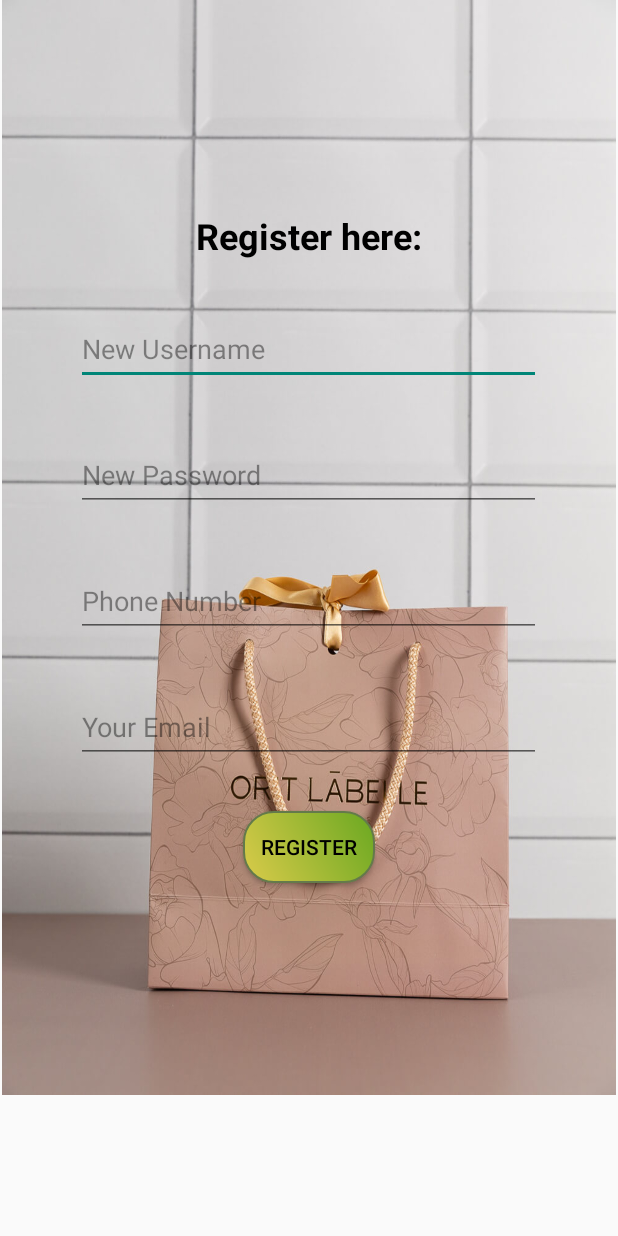
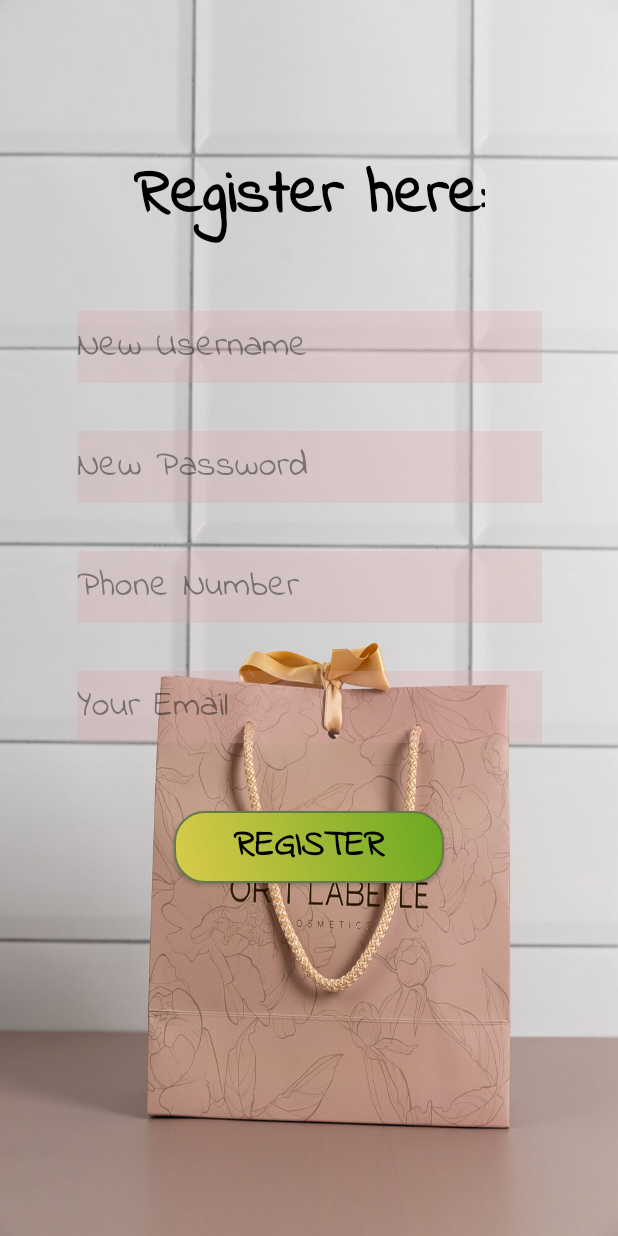
Before and after one commit to hadardallal/ShoppingManagementApp, an Android app: the RegisterActivity screen opened directly, with no data from a screen before it, on a phone screen of 412 x 824 dp. Run offline under Robolectric (Android 15) with nearby library versions, the light colour scheme and no system bars.

Commit message:
uploading files

```diff
--- a/app/src/main/java/com/example/shoppingmanagementapp/RegisterActivity.java
+++ b/app/src/main/java/com/example/shoppingmanagementapp/RegisterActivity.java
@@ -3,6 +3,8 @@ package com.example.shoppingmanagementapp;
 import android.annotation.SuppressLint;
 import android.content.SharedPreferences;
 import android.os.Bundle;
+import android.view.animation.Animation;
+import android.view.animation.AnimationUtils;
 import android.widget.Button;
 import android.widget.EditText;
 import android.widget.Toast;
@@ -27,7 +29,10 @@ public class RegisterActivity extends AppCompatActivity {
         passwordEditText = findViewById(R.id.password);
         phoneEditText = findViewById(R.id.phone);
         emailEditText = findViewById(R.id.email);
+
         registerButton = findViewById(R.id.registerButton);
+        Animation scaleAnimation = AnimationUtils.loadAnimation(this, R.anim.blink);
+        registerButton.startAnimation(scaleAnimation);
 
         sharedPreferencesUsername = getSharedPreferences("UserPrefs", MODE_PRIVATE);
 
--- a/app/src/main/java/com/example/shoppingmanagementapp/ShoppingActivity.java
+++ b/app/src/main/java/com/example/shoppingmanagementapp/ShoppingActivity.java
@@ -33,7 +33,7 @@ public class ShoppingActivity extends AppCompatActivity {
         productListView = findViewById(R.id.productListView);
 
         String username = getIntent().getStringExtra("username");
-        usernameTextView.setText("Welcome " + username);
+        usernameTextView.setText("Welcome " + username + ",");
 
         productList = new ArrayList<>();
         adapter = new ArrayAdapter<>(this, android.R.layout.simple_list_item_1, productList);
--- /dev/null
+++ b/app/src/main/res/anim/blink.xml
@@ -0,0 +1,11 @@
+<?xml version="1.0" encoding="utf-8"?>
+<scale xmlns:android="http://schemas.android.com/apk/res/android"
+    android:duration="600"
+    android:fromXScale="1.0"
+    android:fromYScale="1.0"
+    android:toXScale="1.2"
+    android:toYScale="1.2"
+    android:pivotX="50%"
+    android:pivotY="50%"
+    android:repeatMode="reverse"
+    android:repeatCount="infinite" />
--- a/app/src/main/res/layout/activity_register.xml
+++ b/app/src/main/res/layout/activity_register.xml
@@ -2,28 +2,20 @@
 <androidx.constraintlayout.widget.ConstraintLayout xmlns:android="http://schemas.android.com/apk/res/android"
     xmlns:app="http://schemas.android.com/apk/res-auto"
     android:layout_width="match_parent"
-    android:layout_height="match_parent">
-
-    <LinearLayout
-        android:layout_width="409dp"
-        android:layout_height="730dp"
-        android:background="@drawable/shop"
-        android:gravity="center"
-        android:orientation="vertical"
-        app:layout_constraintEnd_toEndOf="parent"
-        app:layout_constraintStart_toStartOf="parent"
-        app:layout_constraintTop_toTopOf="parent">
+    android:layout_height="match_parent"
+    android:background="@drawable/shop">
 
     <TextView
-            android:id="@+id/textViewRegister"
+        android:id="@+id/textView"
         android:layout_width="wrap_content"
         android:layout_height="wrap_content"
-            android:layout_marginBottom="32dp"
+        android:layout_marginTop="100dp"
         android:text="Register here:"
-            android:textSize="24sp"
+        android:textSize="42sp"
         android:textStyle="bold"
+        android:fontFamily="@font/indieflowerregular"
         app:layout_constraintEnd_toEndOf="parent"
-            app:layout_constraintHorizontal_bias="0.458"
+        app:layout_constraintHorizontal_bias="0.5"
         app:layout_constraintStart_toStartOf="parent"
         app:layout_constraintTop_toTopOf="parent" />
 
@@ -31,22 +23,32 @@
         android:id="@+id/username"
         android:layout_width="310dp"
         android:layout_height="48dp"
-            android:layout_marginTop="3dp"
-            android:layout_marginBottom="32dp"
+        android:layout_marginTop="45dp"
         android:hint="New Username"
         android:textColorHint="#6B000000"
-            android:textColor="#000000"/>
+        android:textColor="#000000"
+        android:textSize="24sp"
+        android:background="#44D9A1A1"
+        android:fontFamily="@font/indieflowerregular"
+        app:layout_constraintEnd_toEndOf="parent"
+        app:layout_constraintStart_toStartOf="parent"
+        app:layout_constraintTop_toBottomOf="@id/textView"
+        app:layout_constraintWidth_percent="0.8"/>
+
+
 
     <EditText
         android:id="@+id/password"
         android:layout_width="310dp"
         android:layout_height="48dp"
-            android:layout_marginTop="4dp"
-            android:layout_marginBottom="32dp"
+        android:layout_marginTop="32dp"
         android:hint="New Password"
         android:textColorHint="#6B000000"
         android:inputType="textPassword"
         android:textColor="#000000"
+        android:textSize="24sp"
+        android:background="#44D9A1A1"
+        android:fontFamily="@font/indieflowerregular"
         app:layout_constraintEnd_toEndOf="parent"
         app:layout_constraintStart_toStartOf="parent"
         app:layout_constraintTop_toBottomOf="@id/username"
@@ -56,31 +58,50 @@
         android:id="@+id/phone"
         android:layout_width="310dp"
         android:layout_height="48dp"
-            android:layout_marginTop="4dp"
-            android:layout_marginBottom="32dp"
+        android:layout_marginTop="32dp"
         android:hint="Phone Number"
         android:textColorHint="#6B000000"
         android:inputType="phone"
-            android:textColor="#000000"/>
+        android:textColor="#000000"
+        android:textSize="24sp"
+        android:background="#44D9A1A1"
+        android:fontFamily="@font/indieflowerregular"
+        app:layout_constraintEnd_toEndOf="parent"
+        app:layout_constraintStart_toStartOf="parent"
+        app:layout_constraintTop_toBottomOf="@id/password"
+        app:layout_constraintWidth_percent="0.8"/>
 
     <EditText
         android:id="@+id/email"
         android:layout_width="310dp"
         android:layout_height="48dp"
-            android:layout_marginTop="4dp"
-            android:layout_marginBottom="32dp"
+        android:layout_marginTop="32dp"
         android:hint="Your Email"
         android:textColorHint="#6B000000"
-            android:textColor="#000000"/>
+        android:textColor="#000000"
+        android:textSize="24sp"
+        android:background="#44D9A1A1"
+        android:fontFamily="@font/indieflowerregular"
+        app:layout_constraintEnd_toEndOf="parent"
+        app:layout_constraintStart_toStartOf="parent"
+        app:layout_constraintTop_toBottomOf="@id/phone"
+        app:layout_constraintWidth_percent="0.8"/>
 
     <Button
         android:id="@+id/registerButton"
-            android:layout_width="wrap_content"
+        android:layout_width="180dp"
         android:layout_height="wrap_content"
+        android:layout_marginTop="45dp"
         android:background="@drawable/button_design"
         android:text="Register"
-            android:textColor="#000000"/>
-    </LinearLayout>
+        android:textColor="#000000"
+        android:textSize="24sp"
+        android:textStyle="bold"
+        android:fontFamily="@font/indieflowerregular"
+        app:layout_constraintEnd_toEndOf="parent"
+        app:layout_constraintStart_toStartOf="parent"
+        app:layout_constraintTop_toBottomOf="@id/email"
+        app:layout_constraintWidth_percent="0.8"/>
 
 
 </androidx.constraintlayout.widget.ConstraintLayout>
```
Also changed, not shown: app/src/main/java/com/example/shoppingmanagementapp/LoginActivity.java (+7 -0 lines), app/src/main/res/layout/activity_login.xml (+28 -12 lines), app/src/main/res/layout/activity_shopping.xml (+58 -32 lines), app/src/main/res/font/indieflowerregular.ttf (added), app/src/main/res/font/rowdiesbold.ttf (added). Lines whose indentation alone changed are shown as unchanged.
